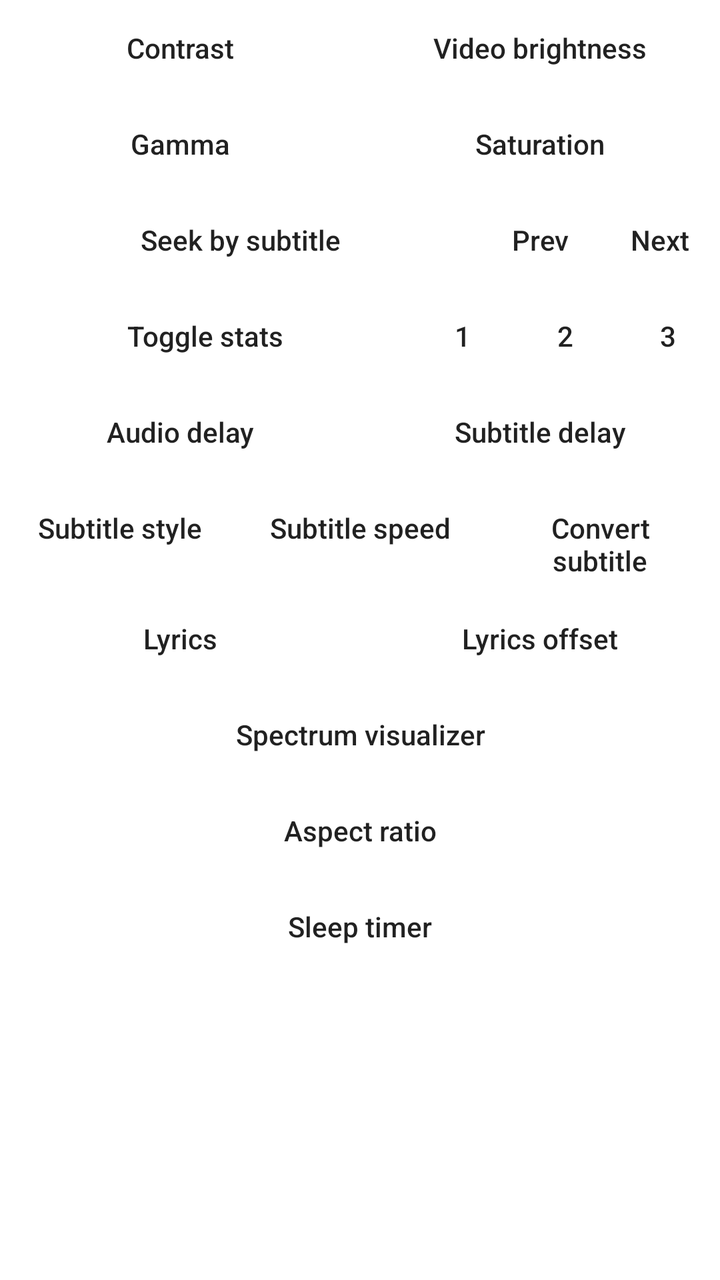
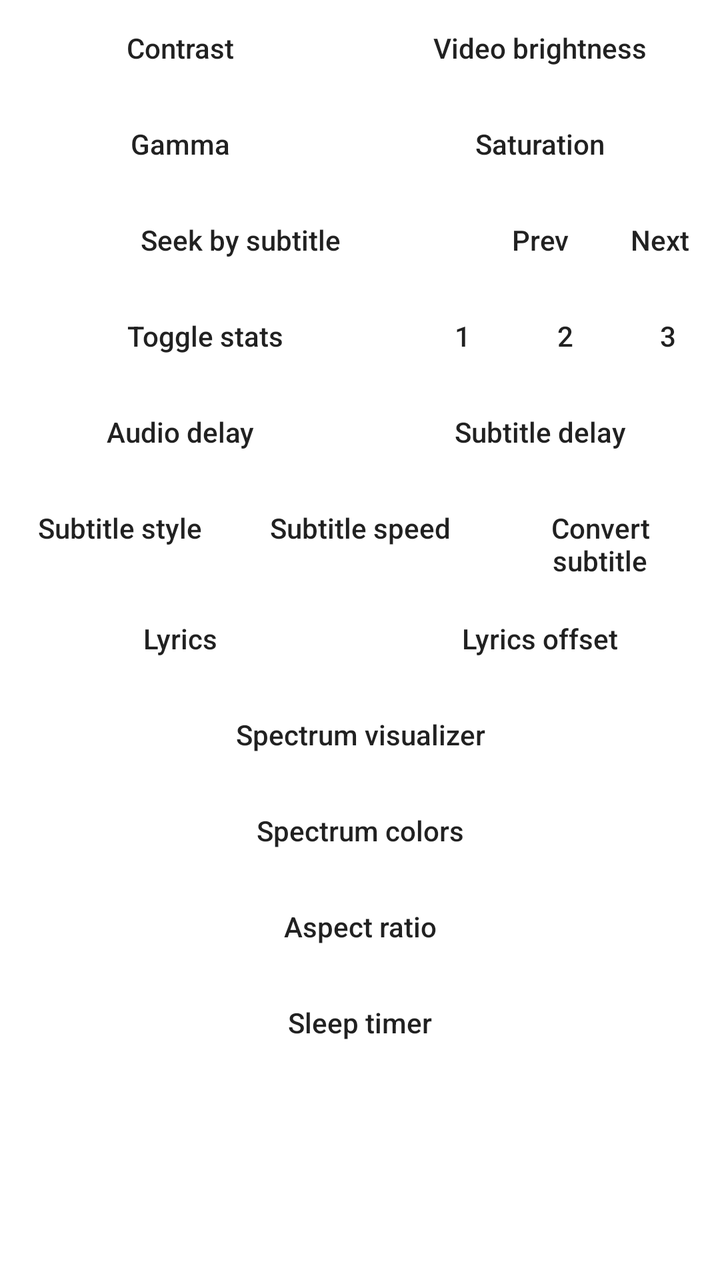

Screens rendered from an Android XML layout before and after an edit, with the pre-edit source and the edit as a unified diff.
<!-- AndroidManifest.xml: fallback theme Theme.MaterialComponents.DayNight.NoActionBar -->
<!-- res/layout/dialog_advanced_menu.xml -->
<?xml version="1.0" encoding="utf-8"?>
<ScrollView xmlns:android="http://schemas.android.com/apk/res/android"
    android:layout_width="match_parent"
    android:layout_height="match_parent">

    <LinearLayout
        android:orientation="vertical" android:layout_width="match_parent"
        android:layout_height="wrap_content">

        <TableRow
            android:id="@+id/rowVideo1"
            android:layout_width="match_parent"
            android:layout_height="wrap_content">

            <Button
                android:id="@+id/contrastBtn"
                style="@style/Widget.AppCompat.Button.Borderless"
                android:layout_width="0dp"
                android:layout_height="wrap_content"
                android:layout_weight="1"
                android:text="@string/contrast"
                android:textAllCaps="false" />

            <Button
                android:id="@+id/brightnessBtn"
                style="@style/Widget.AppCompat.Button.Borderless"
                android:layout_width="0dp"
                android:layout_height="wrap_content"
                android:layout_weight="1"
                android:text="@string/video_brightness"
                android:textAllCaps="false" />

        </TableRow>

        <TableRow
            android:id="@+id/rowVideo2"
            android:layout_width="match_parent"
            android:layout_height="match_parent">

            <Button
                android:id="@+id/gammaBtn"
                style="@style/Widget.AppCompat.Button.Borderless"
                android:layout_width="0dp"
                android:layout_height="wrap_content"
                android:layout_weight="1"
                android:text="@string/gamma"
                android:textAllCaps="false" />

            <Button
                android:id="@+id/saturationBtn"
                style="@style/Widget.AppCompat.Button.Borderless"
                android:layout_width="0dp"
                android:layout_height="wrap_content"
                android:layout_weight="1"
                android:text="@string/saturation"
                android:textAllCaps="false" />
        </TableRow>

        <TableRow
            android:id="@+id/rowSubSeek"
            android:layout_width="match_parent"
            android:layout_height="wrap_content">

            <Button
                android:id="@+id/subSeekBtn"
                style="@style/Widget.AppCompat.Button.Borderless"
                android:layout_width="0dp"
                android:layout_height="wrap_content"
                android:layout_weight="4"
                android:text="@string/sub_seek_button"
                android:textAllCaps="false" />

            <Button
                android:id="@+id/subSeekPrev"
                style="@style/Widget.AppCompat.Button.Borderless"
                android:layout_width="0dp"
                android:layout_height="wrap_content"
                android:layout_weight="1"
                android:background="@drawable/alpha_lighten"
                android:text="@string/dialog_prev"
                android:textAllCaps="false" />

            <Button
                android:id="@+id/subSeekNext"
                style="@style/Widget.AppCompat.Button.Borderless"
                android:layout_width="0dp"
                android:layout_height="wrap_content"
                android:layout_weight="1"
                android:background="@drawable/alpha_lighten"
                android:text="@string/dialog_next"
                android:textAllCaps="false" />

        </TableRow>

        <TableRow
            android:layout_width="match_parent"
            android:layout_height="wrap_content">

            <Button
                android:id="@+id/statsBtn"
                style="@style/Widget.AppCompat.Button.Borderless"
                android:layout_width="0dp"
                android:layout_height="wrap_content"
                android:layout_weight="4"
                android:text="@string/toggle_stats"
                android:textAllCaps="false" />

            <Button
                android:id="@+id/statsBtn1"
                style="@style/Widget.AppCompat.Button.Borderless"
                android:layout_width="0dp"
                android:layout_height="wrap_content"
                android:layout_weight="1"
                android:background="@drawable/alpha_lighten"
                android:text="1"
                android:textAllCaps="false" />

            <Button
                android:id="@+id/statsBtn2"
                style="@style/Widget.AppCompat.Button.Borderless"
                android:layout_width="0dp"
                android:layout_height="wrap_content"
                android:layout_weight="1"
                android:background="@drawable/alpha_lighten"
                android:text="2"
                android:textAllCaps="false" />

            <Button
                android:id="@+id/statsBtn3"
                style="@style/Widget.AppCompat.Button.Borderless"
                android:layout_width="0dp"
                android:layout_height="wrap_content"
                android:layout_weight="1"
                android:background="@drawable/alpha_lighten"
                android:text="3"
                android:textAllCaps="false" />

        </TableRow>

        <TableRow
            android:layout_width="match_parent"
            android:layout_height="match_parent">

            <Button
                android:id="@+id/audioDelayBtn"
                style="@style/Widget.AppCompat.Button.Borderless"
                android:layout_width="0dp"
                android:layout_height="wrap_content"
                android:layout_weight="1"
                android:text="@string/audio_delay"
                android:textAllCaps="false" />

            <Button
                android:id="@+id/subDelayBtn"
                style="@style/Widget.AppCompat.Button.Borderless"
                android:layout_width="0dp"
                android:layout_height="wrap_content"
                android:layout_weight="1"
                android:text="@string/sub_delay"
                android:textAllCaps="false" />

        </TableRow>

        <TableRow
            android:id="@+id/rowSubStyle"
            android:layout_width="match_parent"
            android:layout_height="wrap_content">

            <Button
                android:id="@+id/subStyleBtn"
                style="@style/Widget.AppCompat.Button.Borderless"
                android:layout_width="0dp"
                android:layout_height="wrap_content"
                android:layout_weight="1"
                android:text="@string/sub_style_btn"
                android:textAllCaps="false" />

            <Button
                android:id="@+id/subSpeedBtn"
                style="@style/Widget.AppCompat.Button.Borderless"
                android:layout_width="0dp"
                android:layout_height="wrap_content"
                android:layout_weight="1"
                android:text="@string/sub_speed_btn"
                android:textAllCaps="false" />

            <Button
                android:id="@+id/subConvertBtn"
                style="@style/Widget.AppCompat.Button.Borderless"
                android:layout_width="0dp"
                android:layout_height="wrap_content"
                android:layout_weight="1"
                android:text="@string/sub_convert_btn"
                android:textAllCaps="false" />

        </TableRow>

        <TableRow
            android:id="@+id/rowLyrics"
            android:layout_width="match_parent"
            android:layout_height="wrap_content">

            <Button
                android:id="@+id/lyricsToggleBtn"
                style="@style/Widget.AppCompat.Button.Borderless"
                android:layout_width="0dp"
                android:layout_height="wrap_content"
                android:layout_weight="1"
                android:text="@string/lyrics_btn"
                android:textAllCaps="false" />

            <Button
                android:id="@+id/lyricsOffsetBtn"
                style="@style/Widget.AppCompat.Button.Borderless"
                android:layout_width="0dp"
                android:layout_height="wrap_content"
                android:layout_weight="1"
                android:text="@string/lyrics_offset_btn"
                android:textAllCaps="false" />

        </TableRow>

        <Button
            android:id="@+id/spectrumToggleBtn"
            style="@style/Widget.AppCompat.Button.Borderless"
            android:layout_width="match_parent"
            android:layout_height="wrap_content"
            android:text="@string/spectrum_btn"
            android:textAllCaps="false" />

        <Button
            android:id="@+id/aspectBtn"
            style="@style/Widget.AppCompat.Button.Borderless"
            android:layout_width="match_parent"
            android:layout_height="wrap_content"
            android:text="@string/aspect_ratio"
            android:textAllCaps="false" />

        <Button
            android:id="@+id/sleepTimerBtn"
            style="@style/Widget.AppCompat.Button.Borderless"
            android:layout_width="match_parent"
            android:layout_height="wrap_content"
            android:text="@string/sleep_timer"
            android:textAllCaps="false" />

    </LinearLayout>

</ScrollView>
<!-- resources referenced by this layout -->
<resources>
  <!-- drawable alpha_lighten (drawable) -->
  <?xml version="1.0" encoding="utf-8"?>
  <selector xmlns:android="http://schemas.android.com/apk/res/android">
      <item android:drawable="@color/alpha24pct_light" android:state_focused="true" />
      <item android:drawable="@color/alpha24pct_light" android:state_pressed="true" />
      <item android:drawable="@color/alpha12pct_light" />
  </selector>
  <string name="aspect_ratio">Aspect ratio</string>
  <string name="audio_delay">Audio delay</string>
  <string name="contrast">Contrast</string>
  <string name="dialog_next">Next</string>
  <string name="dialog_prev">Prev</string>
  <string name="gamma">Gamma</string>
  <string name="lyrics_btn">Lyrics</string>
  <string name="lyrics_offset_btn">Lyrics offset</string>
  <string name="saturation">Saturation</string>
  <string name="sleep_timer">Sleep timer</string>
  <string name="spectrum_btn">Spectrum visualizer</string>
  <string name="sub_convert_btn">Convert subtitle</string>
  <string name="sub_delay">Subtitle delay</string>
  <string name="sub_seek_button">Seek by subtitle</string>
  <string name="sub_speed_btn">Subtitle speed</string>
  <string name="sub_style_btn">Subtitle style</string>
  <string name="toggle_stats">Toggle stats</string>
  <string name="video_brightness">Video brightness</string>
  <color name="alpha24pct_light">#3dffffff</color>
  <color name="alpha12pct_light">#1fffffff</color>
</resources>

<!-- the commit's change to res/layout/dialog_advanced_menu.xml (unified diff, before → after) -->
@@ -229,6 +229,14 @@
             android:textAllCaps="false" />
 
         <Button
+            android:id="@+id/spectrumColorBtn"
+            style="@style/Widget.AppCompat.Button.Borderless"
+            android:layout_width="match_parent"
+            android:layout_height="wrap_content"
+            android:text="@string/spectrum_colors_btn"
+            android:textAllCaps="false" />
+
+        <Button
             android:id="@+id/aspectBtn"
             style="@style/Widget.AppCompat.Button.Borderless"
             android:layout_width="match_parent"
<!-- resource entries referenced after the edit -->
@@ -18,6 +18,7 @@
   <string name="saturation">Saturation</string>
   <string name="sleep_timer">Sleep timer</string>
   <string name="spectrum_btn">Spectrum visualizer</string>
+  <string name="spectrum_colors_btn">Spectrum colors</string>
   <string name="sub_convert_btn">Convert subtitle</string>
   <string name="sub_delay">Subtitle delay</string>
   <string name="sub_seek_button">Seek by subtitle</string>
